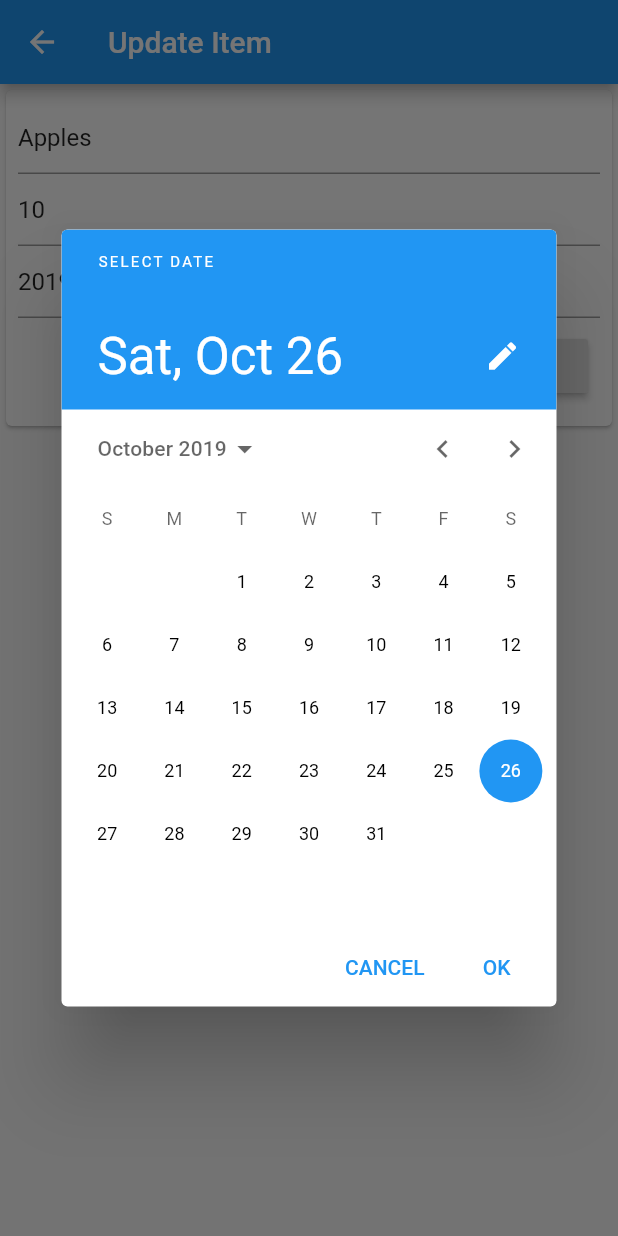
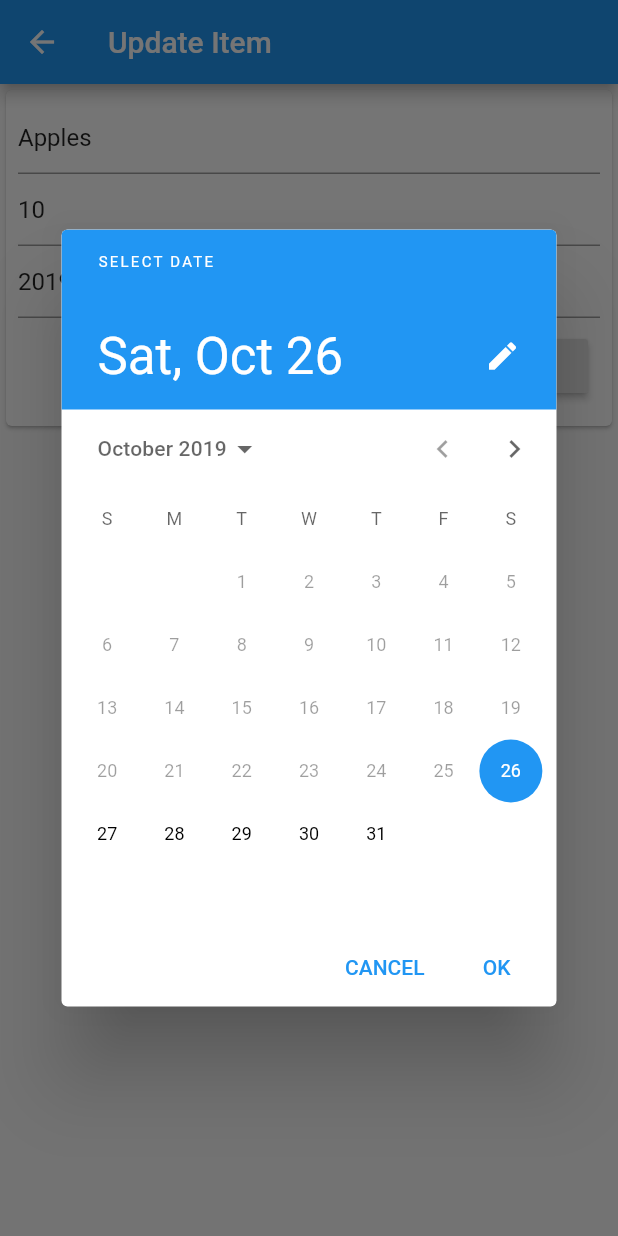
Before and after one commit to Digital-Vault/GroceryApp, a Flutter app: the SubmissionForm screen opened directly with sample values from the repository, after a tap on "Expiry date", on a phone screen of 412 x 824 dp. Run offline on Flutter 3.47's test engine with Material 2 defaults, Android fonts, the phone set to English and light mode, and no system bars; our stand-ins replace rxdart.

Commit message:
Fix initial date in submission form
Fix the form such that when adding a new item there is no initial
value for the date. This saves the user from removing it first.

```diff
--- a/lib/detailed_page.dart
+++ b/lib/detailed_page.dart
@@ -12,18 +12,11 @@ class DetailedPage extends StatelessWidget {
   @override
   Widget build(BuildContext context) {
     return Scaffold(
-          appBar: AppBar(
-            title: Text('${item.name} Details'),
-            leading: IconButton(
-              icon: Icon(Icons.arrow_back),
-              onPressed: () {
-                Navigator.pop(context);
-              },
-            ),
-            actions: [_editButton(context), _deleteButton(context)],
-          ),
-          body: _detailCard(context)
-  );
+        appBar: AppBar(
+          title: Text('${item.name} Details'),
+          actions: [_editButton(context), _deleteButton(context)],
+        ),
+        body: _detailCard(context));
   }
 
   Widget _detailCard(BuildContext context) => Builder(
@@ -65,9 +58,4 @@ class DetailedPage extends StatelessWidget {
     final itemBloc = ItemProvider.of(context);
     itemBloc.removeItem.add(item);
   }
-
-  void _restoreGroceryItem(BuildContext context, GroceryItem item) {
-    final itemBloc = ItemProvider.of(context);
-    itemBloc.addItem.add(item);
-  }
 }
--- a/lib/submission_form.dart
+++ b/lib/submission_form.dart
@@ -1,6 +1,5 @@
 import 'package:flutter/material.dart';
 import 'package:grocery_app/grocery_item.dart';
-import 'package:grocery_app/main.dart';
 import 'package:intl/intl.dart';
 import 'package:grocery_app/item_provider.dart';
 
@@ -13,10 +12,11 @@ class SubmissionForm extends StatefulWidget {
 
 class _SubmissionFormState extends State<SubmissionForm> {
   _SubmissionFormState({this.item});
-
+  DateTime _currentDate = DateTime.now();
   GroceryItem item;
   String _itemName;
   num _itemQty;
+  final twoYearsInDays = 730;
   DateTime _itemExpDate;
   bool _datePicked = false;
   final String _dateFormat = "yyyy-MM-dd";
@@ -36,7 +36,7 @@ class _SubmissionFormState extends State<SubmissionForm> {
   Widget build(BuildContext context) {
     if (item == null) {
       _appBarTitle = "Add Item";
-      item = GroceryItem(name: "", expiryDate: DateTime.now());
+      item = GroceryItem(name: "", expiryDate: _currentDate);
     } else {
       _appBarTitle = "Update Item";
     }
@@ -73,7 +73,7 @@ class _SubmissionFormState extends State<SubmissionForm> {
       );
 
   Widget _itemQuantityInput() => TextFormField(
-        initialValue: item.quantity.toString(),
+        initialValue: _initialQuantity(item),
         decoration: InputDecoration(hintText: 'Quantity:'),
         validator: (input) {
           if (input.isEmpty) {
@@ -91,14 +91,21 @@ class _SubmissionFormState extends State<SubmissionForm> {
     if (!_datePicked) {
       _itemExpDate = item.expiryDate;
     }
-    myController.text = DateFormat(_dateFormat).format(_itemExpDate);
 
+    if (item.name != "") {
+      myController.text = DateFormat(_dateFormat).format(item.expiryDate);
+    } else if (_datePicked) {
+      myController.text = DateFormat(_dateFormat).format(_itemExpDate);
+    } else {
+      _itemExpDate = item.expiryDate;
+      myController.text = null;
+    }
     Future _selectDate() async {
       DateTime picked = await showDatePicker(
           context: context,
-          firstDate: DateTime(1900),
-          initialDate: DateTime.now(),
-          lastDate: DateTime(2100));
+          firstDate: _currentDate,
+          initialDate: _currentDate,
+          lastDate: _currentDate.add(Duration(days: twoYearsInDays)));
       if (picked != null) {
         setState(() {
           _itemExpDate = picked;
@@ -149,4 +156,12 @@ class _SubmissionFormState extends State<SubmissionForm> {
       Navigator.pop(context);
     }
   }
+
+  String _initialQuantity(GroceryItem item) {
+    if (item.quantity == 0) {
+      return null;
+    } else {
+      return item.quantity.toString();
+    }
+  }
 }
```
